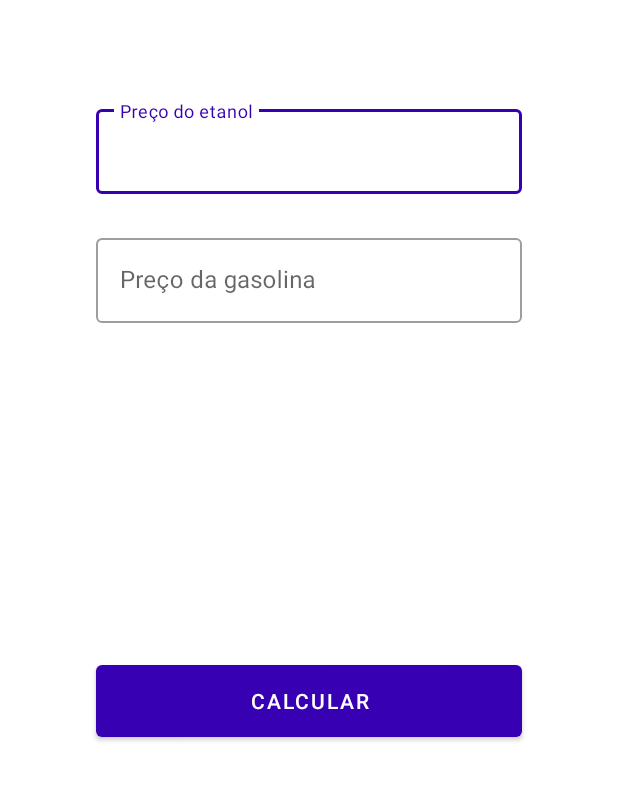
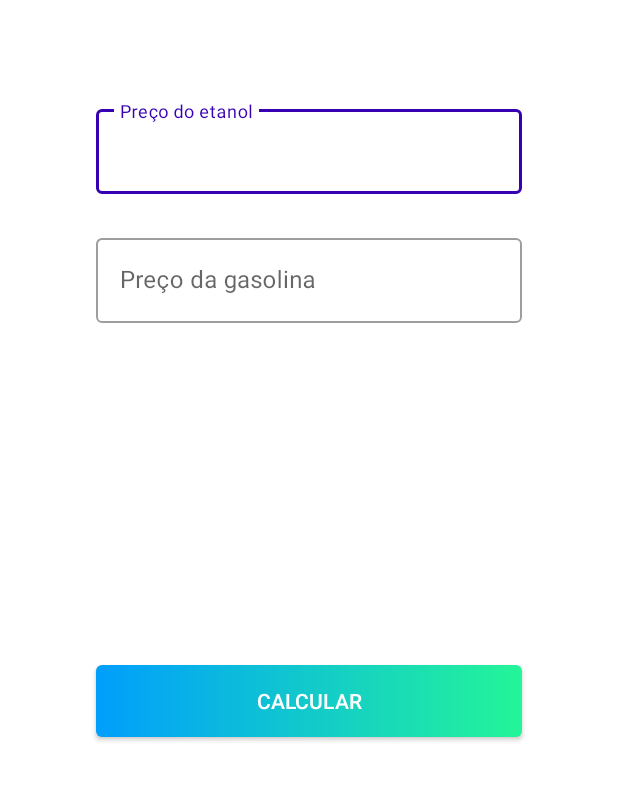
Before and after one commit to BrunoCesarAngst/etanol-ou-gasolina, an Android app: the screen it shows after launch (MainActivity), on a phone screen of 412 x 824 dp, the part 199-1000 px from its top. Run offline under Robolectric (Android 15) with nearby library versions, the phone set to English and light mode, and no system bars.

Commit message:
Melhoria no layout

```diff
--- a/app/src/main/res/layout/activity_main.xml
+++ b/app/src/main/res/layout/activity_main.xml
@@ -50,7 +50,7 @@
 
     </com.google.android.material.textfield.TextInputLayout>
 
-    <Button
+    <androidx.appcompat.widget.AppCompatButton
         android:id="@+id/btnCalcular"
         android:layout_width="0dp"
         android:layout_height="48dp"
@@ -58,7 +58,7 @@
         android:layout_marginEnd="64dp"
         android:layout_marginBottom="200dp"
         android:background="@drawable/background_gradient_btn"
-        android:backgroundTint="@color/cardview_shadow_end_color"
+        android:textColor="@color/white"
         android:text="@string/calcular"
         app:layout_constraintBottom_toBottomOf="parent"
         app:layout_constraintEnd_toEndOf="parent"
--- a/app/src/main/res/values-night/themes.xml
+++ b/app/src/main/res/values-night/themes.xml
@@ -1,6 +1,6 @@
 <resources xmlns:tools="http://schemas.android.com/tools">
     <!-- Base application theme. -->
-    <style name="Theme.EtanolOuGasolina" parent="Theme.MaterialComponents.DayNight.DarkActionBar">
+    <style name="Theme.EtanolOuGasolina" parent="Theme.MaterialComponents.DayNight.NoActionBar">
         <!-- Primary brand color. -->
         <item name="colorPrimary">@color/purple_200</item>
         <item name="colorPrimaryVariant">@color/purple_700</item>
```
